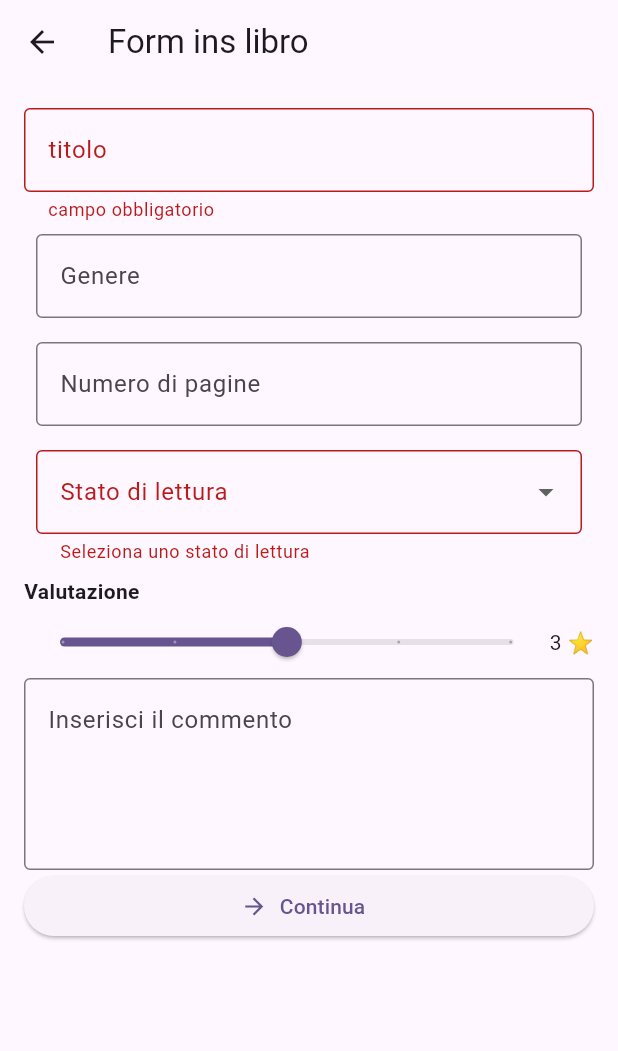
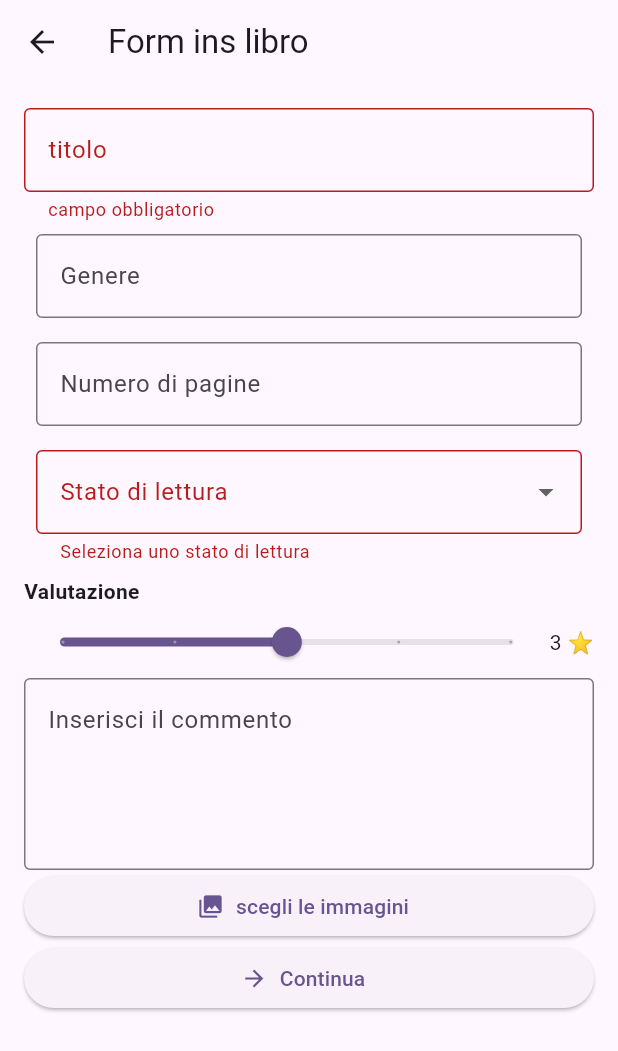
Before and after one commit to Leonardomoratti340/Supabase, a Flutter app: the AddBookView screen opened directly, after a tap on "Continua", on a phone screen of 412 x 824 dp. Shown: the top 1051 px of the screen. Run offline on Flutter 3.47's test engine with Material 3 defaults, Android fonts, the light colour scheme and no system bars; our stand-ins replace file_picker, flutter_dotenv, image_picker, supabase_flutter; accounts and stored records are empty.

Commit message:
Aggiunta logica inserimento dati

```diff
--- /dev/null
+++ b/lib/core/storage_service.dart
@@ -0,0 +1,18 @@
+import 'dart:io';
+import 'package:path/path.dart';
+import 'package:supabase_flutter/supabase_flutter.dart';
+
+class StorageService {
+  final SupabaseClient _client = Supabase.instance.client;
+  final String bucket = 'media';
+
+  Future<String> uploadImage(File imageFile, String bookId) async {
+    final fileName = '${DateTime.now().microsecondsSinceEpoch}_${basename(imageFile.path)}';
+    final filePath = '$bookId/$fileName';
+
+    final storageResponse = await _client.storage.from(bucket).upload(filePath, imageFile);
+
+    final publicUrl = _client.storage.from(bucket).getPublicUrl(filePath);
+    return publicUrl;
+  }
+}
--- a/lib/views/add_book_view.dart
+++ b/lib/views/add_book_view.dart
@@ -1,4 +1,10 @@
+import 'dart:io';
+
+import 'package:file_picker/file_picker.dart';
 import 'package:flutter/material.dart';
+import 'package:flutter_supabase/core/book_image_service.dart';
+import 'package:flutter_supabase/core/storage_service.dart';
+import 'package:flutter_supabase/models/book_image.dart';
 import 'package:flutter_supabase/models/book_model.dart' show BookStatus, Book;
 import 'package:flutter_supabase/viewmodel/book_view_model.dart';
 import 'package:provider/provider.dart';
@@ -36,6 +42,7 @@ class _AddBookViewState extends State<AddBookView> {
   final _commentController = TextEditingController();
   BookStatus? _selectedStatus;
   double _rating = 3.0;
+  List<File> _selectedImages = [];
 
   @override
   void dispose() {
@@ -75,6 +82,26 @@ class _AddBookViewState extends State<AddBookView> {
           context,
           listen: false,
         ).addBook(newBook);
+
+        if (_selectedImages.isNotEmpty) {
+          final storageService = StorageService();
+          final imageService = BookImageService();
+          for (final imageFile in _selectedImages) {
+            final imageUrl = await storageService.uploadImage(
+              imageFile,
+              newBook.id,
+            );
+
+            final bookImage = BookImage(
+              id: const Uuid().v4(),
+              bookId: newBook.id,
+              imageUrl: imageUrl,
+            );
+
+            await imageService.createBookImage(bookImage);
+          }
+        }
+
         if (context.mounted) {
           Navigator.pop(context);
           ScaffoldMessenger.of(context).showSnackBar(
@@ -87,6 +114,19 @@ class _AddBookViewState extends State<AddBookView> {
           SnackBar(content: Text("Errore nel salvataggio del libro")),
         );
       }
+    }
+  }
+
+  Future<void> _pickMultipleImages() async {
+    final result = await FilePicker.platform.pickFiles(
+      type: FileType.image,
+      allowMultiple: true,
+    );
+
+    if (result != null) {
+      setState(() {
+        _selectedImages = result.paths.map((path) => File(path!)).toList();
+      });
     }
   }
 
@@ -203,6 +243,25 @@ class _AddBookViewState extends State<AddBookView> {
               ),
 
               ElevatedButton.icon(
+                onPressed: _pickMultipleImages,
+                label: Text("scegli le immagini"),
+                icon: Icon(Icons.photo_library),
+              ),
+              if (_selectedImages.isNotEmpty)
+                Wrap(
+                  spacing: 8,
+                  runSpacing: 8,
+                  children: _selectedImages.map((img) {
+                    return Image.file(
+                      img,
+                      width: 80,
+                      height: 80,
+                      fit: BoxFit.cover,
+                    );
+                  }).toList(),
+                ),
+
+              ElevatedButton.icon(
                 onPressed: _submitForm,
                 icon: Icon(Icons.arrow_forward),
                 label: Text("Continua"),
--- a/pubspec.yaml
+++ b/pubspec.yaml
@@ -40,6 +40,8 @@ dependencies:
   image_picker: ^1.2.2
   intl: ^0.20.2
   uuid: ^4.5.3
+  file_picker: ^10.2.0
+  path: ^1.9.1
 
 dev_dependencies:
   flutter_test:
```
Also changed, not shown: pubspec.lock, 1 other file.
